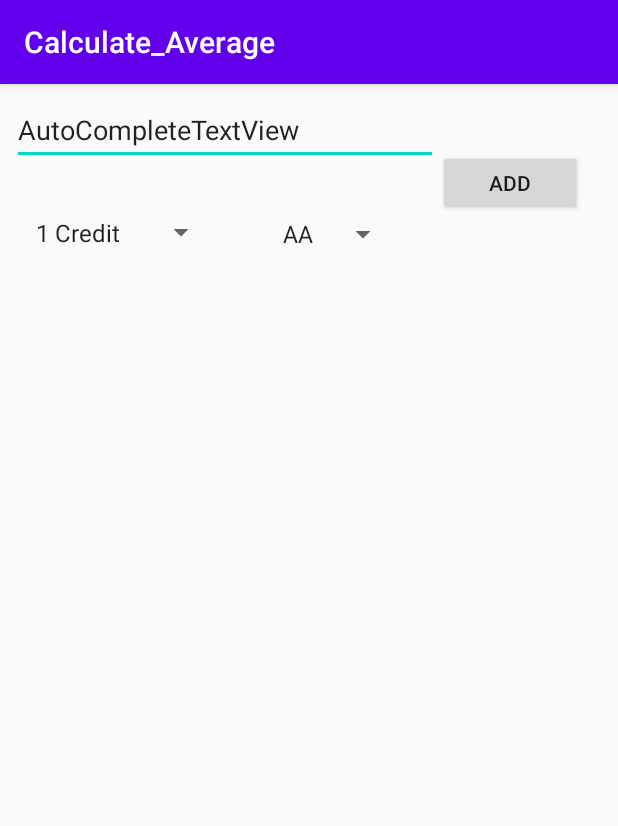
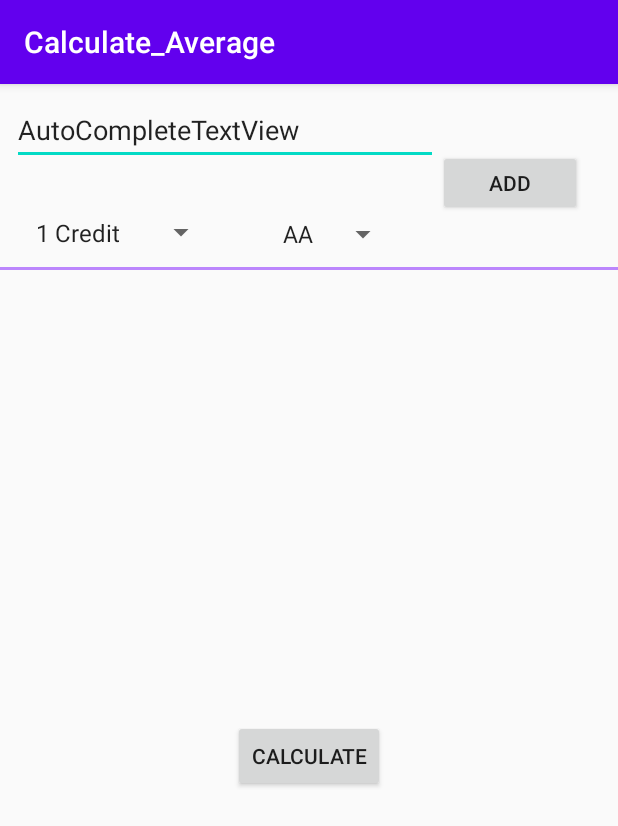
Before and after one commit to serhatzengin/Calculate_Average, an Android app: the screen it shows after launch (MainActivity), on a phone screen of 412 x 824 dp. Shown: the top 826 px of the screen. Run offline under Robolectric (Android 15) with nearby library versions, the phone set to English and light mode, and no system bars.

Commit message:
İçerikler geliştiriliyor
İçerikler geliştiriliyor

```diff
--- a/app/src/main/java/com/example/calculate_average/MainActivity.kt
+++ b/app/src/main/java/com/example/calculate_average/MainActivity.kt
@@ -8,4 +8,6 @@ class MainActivity : AppCompatActivity() {
         super.onCreate(savedInstanceState)
         setContentView(R.layout.activity_main)
     }
+
+    fun calculate_average(view: android.view.View) {}
 }
--- a/app/src/main/res/layout/activity_main.xml
+++ b/app/src/main/res/layout/activity_main.xml
@@ -9,7 +9,7 @@
 
     <android.support.constraint.ConstraintLayout
         android:layout_width="match_parent"
-        android:layout_height="300dp">
+        android:layout_height="wrap_content">
 
 
         <Button
@@ -38,8 +38,8 @@
             android:layout_width="0dp"
             android:layout_height="42dp"
             android:layout_marginStart="16dp"
+            android:layout_marginTop="24dp"
             android:entries="@array/credit"
-            android:layout_marginTop="24dp"
             app:layout_constraintStart_toStartOf="parent"
             app:layout_constraintTop_toBottomOf="@+id/et_Lesson_Name" />
 
@@ -53,4 +53,27 @@
             app:layout_constraintTop_toTopOf="@+id/spn_Credit" />
     </android.support.constraint.ConstraintLayout>
 
+    <View
+        android:layout_width="match_parent"
+        android:layout_height="2dp"
+        android:background="@color/purple_200">
+
+    </View>
+
+    <ScrollView
+        android:layout_width="match_parent"
+        android:layout_height="300dp">
+
+    </ScrollView>
+
+
+    <Button
+        android:layout_width="wrap_content"
+        android:layout_height="wrap_content"
+        android:layout_gravity="center"
+        android:onClick="calculate_average"
+        android:text="Calculate">
+
+    </Button>
+
 </LinearLayout>
--- a/app/src/main/res/values/array.xml
+++ b/app/src/main/res/values/array.xml
@@ -10,7 +10,7 @@
         <item>CC</item>
         <item>DC</item>
         <item>DD</item>
-        <item>DF</item>
+        <item>FD</item>
         <item>FF</item>
     </string-array>
 
```
